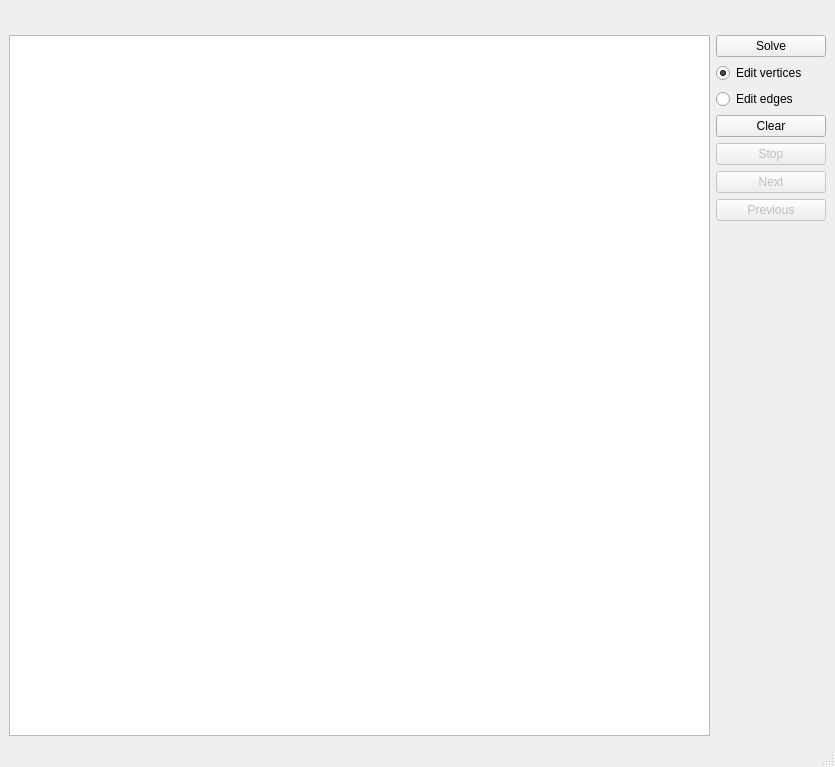
Qt form euler/src/Form.ui (Sova777/analyzeresults) before a commit.
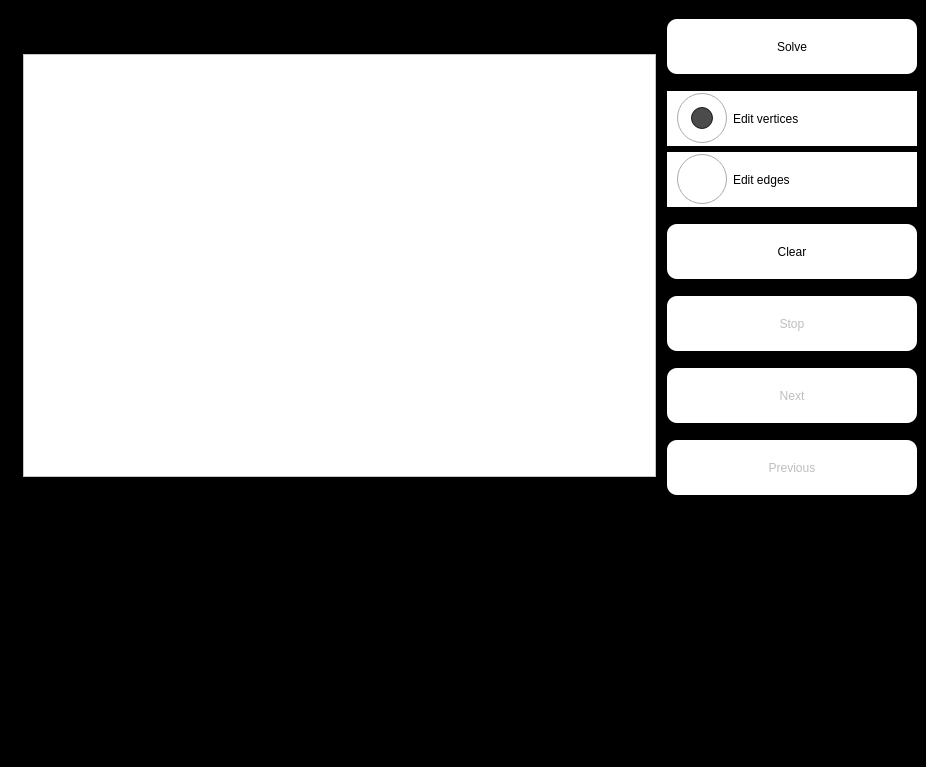
The same form after that commit.

```diff
--- a/euler/src/Form.ui
+++ b/euler/src/Form.ui
@@ -6,19 +6,19 @@
    <rect>
     <x>0</x>
     <y>0</y>
-    <width>835</width>
+    <width>926</width>
     <height>767</height>
    </rect>
   </property>
   <property name="minimumSize">
    <size>
-    <width>835</width>
+    <width>926</width>
     <height>767</height>
    </size>
   </property>
   <property name="maximumSize">
    <size>
-    <width>835</width>
+    <width>926</width>
     <height>767</height>
    </size>
   </property>
@@ -32,49 +32,79 @@
    <property name="mouseTracking">
     <bool>false</bool>
    </property>
+   <property name="styleSheet">
+    <string notr="true">QWidget#centralwidget {
+    background-color: black;
+}</string>
+   </property>
    <layout class="QVBoxLayout" name="verticalLayout">
     <item>
      <layout class="QGridLayout" name="gridLayout">
-      <item row="8" column="1">
-       <widget class="QPushButton" name="pushNext">
-        <property name="enabled">
-         <bool>false</bool>
+      <item row="8" column="2">
+       <spacer name="horizontalSpacer">
+        <property name="orientation">
+         <enum>Qt::Horizontal</enum>
         </property>
-        <property name="text">
-         <string>Next</string>
+        <property name="sizeType">
+         <enum>QSizePolicy::Fixed</enum>
         </property>
-       </widget>
+        <property name="sizeHint" stdset="0">
+         <size>
+          <width>5</width>
+          <height>20</height>
+         </size>
+        </property>
+       </spacer>
       </item>
-      <item row="3" column="1">
-       <widget class="QPushButton" name="pushSolve">
-        <property name="text">
-         <string>Solve</string>
+      <item row="7" column="3">
+       <spacer name="verticalSpacer_6">
+        <property name="orientation">
+         <enum>Qt::Vertical</enum>
         </property>
-       </widget>
+        <property name="sizeType">
+         <enum>QSizePolicy::Fixed</enum>
+        </property>
+        <property name="sizeHint" stdset="0">
+         <size>
+          <width>20</width>
+          <height>5</height>
+         </size>
+        </property>
+       </spacer>
       </item>
-      <item row="3" column="0" rowspan="10">
-       <widget class="QGraphicsView" name="graphicsView">
-        <property name="sizePolicy">
-         <sizepolicy hsizetype="Fixed" vsizetype="Fixed">
-          <horstretch>0</horstretch>
-          <verstretch>0</verstretch>
-         </sizepolicy>
+      <item row="11" column="3">
+       <spacer name="verticalSpacer_8">
+        <property name="orientation">
+         <enum>Qt::Vertical</enum>
         </property>
-        <property name="minimumSize">
+        <property name="sizeType">
+         <enum>QSizePolicy::Fixed</enum>
+        </property>
+        <property name="sizeHint" stdset="0">
          <size>
-          <width>701</width>
-          <height>701</height>
+          <width>20</width>
+          <height>5</height>
          </size>
         </property>
-        <property name="mouseTracking">
-         <bool>false</bool>
+       </spacer>
+      </item>
+      <item row="9" column="3">
+       <spacer name="verticalSpacer_7">
+        <property name="orientation">
+         <enum>Qt::Vertical</enum>
         </property>
-        <property name="interactive">
-         <bool>true</bool>
+        <property name="sizeType">
+         <enum>QSizePolicy::Fixed</enum>
         </property>
-       </widget>
+        <property name="sizeHint" stdset="0">
+         <size>
+          <width>20</width>
+          <height>5</height>
+         </size>
+        </property>
+       </spacer>
       </item>
-      <item row="0" column="0">
+      <item row="0" column="1">
        <spacer name="verticalSpacer">
         <property name="orientation">
          <enum>Qt::Vertical</enum>
@@ -90,11 +120,14 @@
         </property>
        </spacer>
       </item>
-      <item row="0" column="1">
+      <item row="0" column="3">
        <spacer name="verticalSpacer_2">
         <property name="orientation">
          <enum>Qt::Vertical</enum>
         </property>
+        <property name="sizeType">
+         <enum>QSizePolicy::Fixed</enum>
+        </property>
         <property name="sizeHint" stdset="0">
          <size>
           <width>20</width>
@@ -103,8 +136,28 @@
         </property>
        </spacer>
       </item>
-      <item row="4" column="1">
+      <item row="5" column="3">
        <widget class="QRadioButton" name="radioVertices">
+        <property name="minimumSize">
+         <size>
+          <width>250</width>
+          <height>55</height>
+         </size>
+        </property>
+        <property name="styleSheet">
+         <string notr="true">QRadioButton#radioVertices:indicator {
+    width: 50px;
+    height: 50px;
+}
+QRadioButton#radioVertices:pressed {
+    background-color: rgb(39, 209, 255);
+}
+QRadioButton#radioVertices {
+    background-color: white;
+    padding-left: 10px;
+}
+</string>
+        </property>
         <property name="text">
          <string>Edit vertices</string>
         </property>
@@ -116,8 +169,28 @@
         </attribute>
        </widget>
       </item>
-      <item row="5" column="1">
+      <item row="6" column="3">
        <widget class="QRadioButton" name="radioEdges">
+        <property name="minimumSize">
+         <size>
+          <width>250</width>
+          <height>55</height>
+         </size>
+        </property>
+        <property name="styleSheet">
+         <string notr="true">QRadioButton#radioEdges:indicator {
+    width: 50px;
+    height: 50px;
+}
+QRadioButton#radioEdges:pressed {
+    background-color: rgb(39, 209, 255);
+}
+QRadioButton#radioEdges {
+    background-color: white;
+    padding-left: 10px;
+}
+</string>
+        </property>
         <property name="text">
          <string>Edit edges</string>
         </property>
@@ -126,33 +199,218 @@
         </attribute>
        </widget>
       </item>
-      <item row="6" column="1">
+      <item row="8" column="3">
        <widget class="QPushButton" name="pushClear">
+        <property name="minimumSize">
+         <size>
+          <width>250</width>
+          <height>55</height>
+         </size>
+        </property>
+        <property name="styleSheet">
+         <string notr="true">QPushButton#pushClear {
+    background-color: white;
+    padding: 3px;
+    border-radius: 10px;
+}
+QPushButton#pushClear:pressed {
+     background-color: rgb(39, 209, 255);
+     border-style: inset;
+}</string>
+        </property>
         <property name="text">
          <string>Clear</string>
         </property>
        </widget>
       </item>
-      <item row="7" column="1">
+      <item row="10" column="3">
        <widget class="QPushButton" name="pushStop">
         <property name="enabled">
          <bool>false</bool>
         </property>
+        <property name="minimumSize">
+         <size>
+          <width>250</width>
+          <height>55</height>
+         </size>
+        </property>
+        <property name="styleSheet">
+         <string notr="true">QPushButton#pushStop {
+    background-color: white;
+    padding: 3px;
+    border-radius: 10px;
+}
+QPushButton#pushStop:pressed {
+     background-color: rgb(39, 209, 255);
+     border-style: inset;
+}</string>
+        </property>
         <property name="text">
          <string>Stop</string>
         </property>
        </widget>
       </item>
-      <item row="9" column="1">
+      <item row="14" column="3">
        <widget class="QPushButton" name="pushPrevious">
         <property name="enabled">
          <bool>false</bool>
         </property>
+        <property name="minimumSize">
+         <size>
+          <width>250</width>
+          <height>55</height>
+         </size>
+        </property>
+        <property name="styleSheet">
+         <string notr="true">QPushButton#pushPrevious {
+    background-color: white;
+    padding: 3px;
+    border-radius: 10px;
+}
+QPushButton#pushPrevious:pressed {
+     background-color: rgb(39, 209, 255);
+     border-style: inset;
+}</string>
+        </property>
         <property name="text">
          <string>Previous</string>
         </property>
        </widget>
       </item>
+      <item row="18" column="1">
+       <spacer name="verticalSpacer_3">
+        <property name="orientation">
+         <enum>Qt::Vertical</enum>
+        </property>
+        <property name="sizeHint" stdset="0">
+         <size>
+          <width>20</width>
+          <height>40</height>
+         </size>
+        </property>
+       </spacer>
+      </item>
+      <item row="4" column="3">
+       <spacer name="verticalSpacer_4">
+        <property name="orientation">
+         <enum>Qt::Vertical</enum>
+        </property>
+        <property name="sizeType">
+         <enum>QSizePolicy::Fixed</enum>
+        </property>
+        <property name="sizeHint" stdset="0">
+         <size>
+          <width>20</width>
+          <height>5</height>
+         </size>
+        </property>
+       </spacer>
+      </item>
+      <item row="3" column="1" rowspan="15">
+       <widget class="QGraphicsView" name="graphicsView">
+        <property name="sizePolicy">
+         <sizepolicy hsizetype="Fixed" vsizetype="Fixed">
+          <horstretch>0</horstretch>
+          <verstretch>0</verstretch>
+         </sizepolicy>
+        </property>
+        <property name="minimumSize">
+         <size>
+          <width>633</width>
+          <height>423</height>
+         </size>
+        </property>
+        <property name="mouseTracking">
+         <bool>false</bool>
+        </property>
+        <property name="styleSheet">
+         <string notr="true">background-color: white;</string>
+        </property>
+        <property name="interactive">
+         <bool>true</bool>
+        </property>
+       </widget>
+      </item>
+      <item row="3" column="3">
+       <widget class="QPushButton" name="pushSolve">
+        <property name="minimumSize">
+         <size>
+          <width>250</width>
+          <height>55</height>
+         </size>
+        </property>
+        <property name="styleSheet">
+         <string notr="true">QPushButton#pushSolve {
+    background-color: white;
+    padding: 3px;
+    border-radius: 10px;
+}
+QPushButton#pushSolve:pressed {
+     background-color: rgb(1, 139, 170);
+     border-style: inset;
+}</string>
+        </property>
+        <property name="text">
+         <string>Solve</string>
+        </property>
+       </widget>
+      </item>
+      <item row="12" column="3">
+       <widget class="QPushButton" name="pushNext">
+        <property name="enabled">
+         <bool>false</bool>
+        </property>
+        <property name="minimumSize">
+         <size>
+          <width>250</width>
+          <height>55</height>
+         </size>
+        </property>
+        <property name="styleSheet">
+         <string notr="true">QPushButton#pushNext {
+    background-color: white;
+    padding: 3px;
+    border-radius: 10px;
+}
+QPushButton#pushNext:pressed {
+     background-color: rgb(39, 209, 255);
+     border-style: inset;
+}</string>
+        </property>
+        <property name="text">
+         <string>Next</string>
+        </property>
+       </widget>
+      </item>
+      <item row="13" column="3">
+       <spacer name="verticalSpacer_9">
+        <property name="orientation">
+         <enum>Qt::Vertical</enum>
+        </property>
+        <property name="sizeType">
+         <enum>QSizePolicy::Fixed</enum>
+        </property>
+        <property name="sizeHint" stdset="0">
+         <size>
+          <width>20</width>
+          <height>5</height>
+         </size>
+        </property>
+       </spacer>
+      </item>
+      <item row="3" column="0">
+       <spacer name="horizontalSpacer_2">
+        <property name="orientation">
+         <enum>Qt::Horizontal</enum>
+        </property>
+        <property name="sizeHint" stdset="0">
+         <size>
+          <width>40</width>
+          <height>20</height>
+         </size>
+        </property>
+       </spacer>
+      </item>
      </layout>
     </item>
    </layout>
@@ -167,7 +425,12 @@
     </rect>
    </property>
   </widget>
-  <widget class="QStatusBar" name="statusbar"/>
+  <widget class="QStatusBar" name="statusbar">
+   <property name="styleSheet">
+    <string notr="true">background-color: black;
+color: white;</string>
+   </property>
+  </widget>
  </widget>
  <resources/>
  <connections/>
```
Left out of the diff: 2 changed lines with no effect on the pictures.
